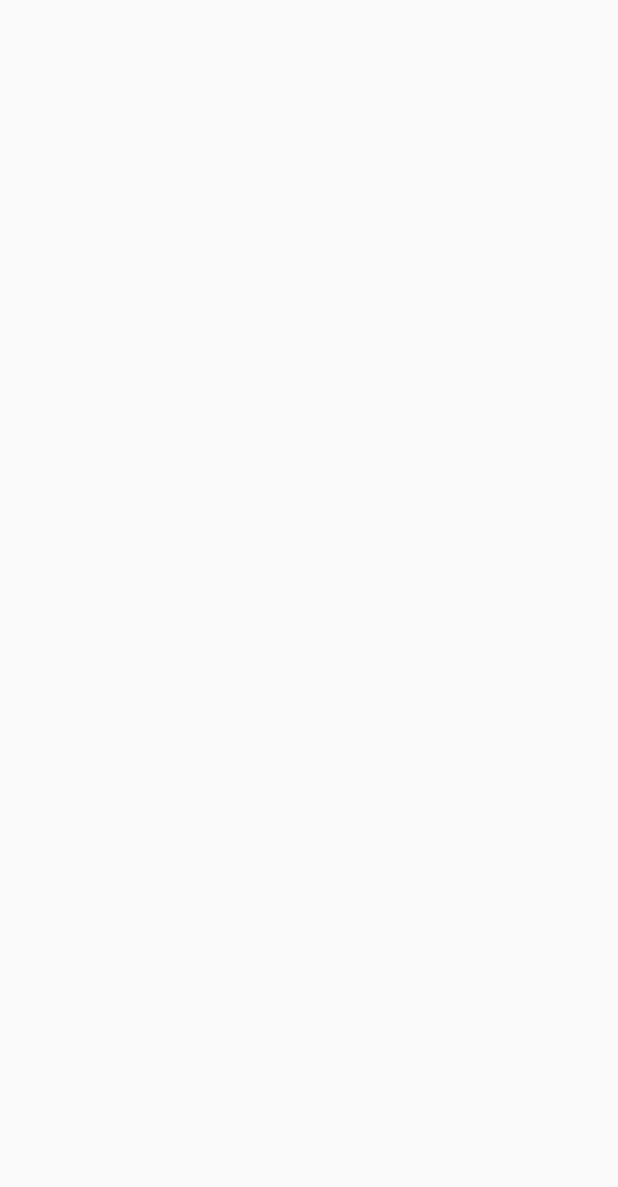
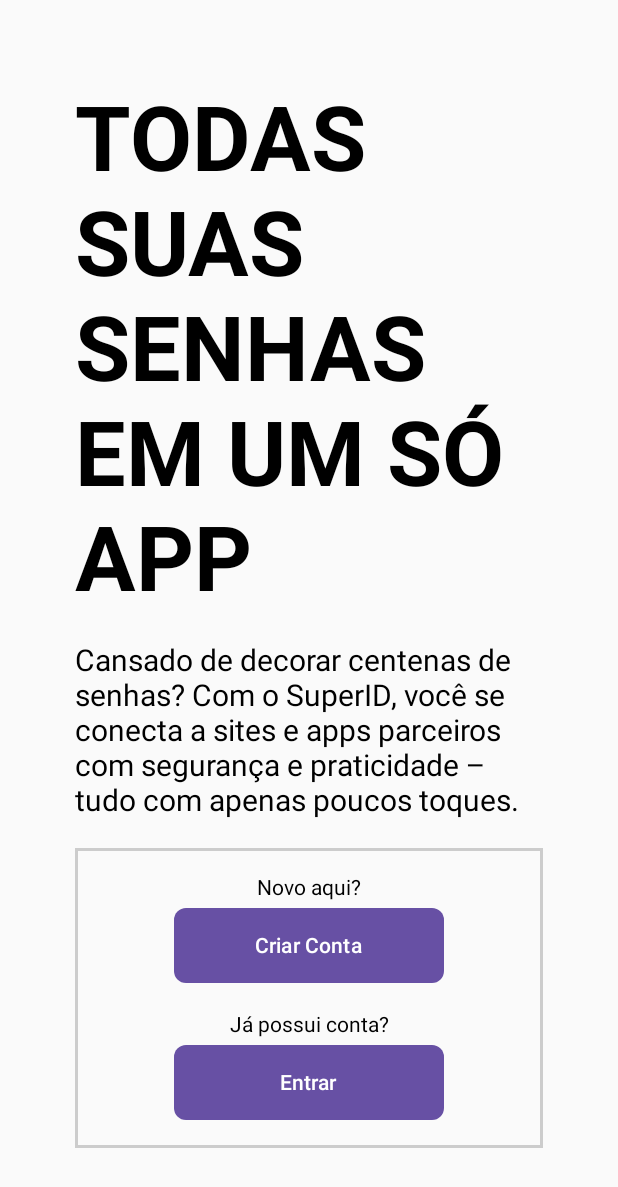
Before and after one commit to Murilo8e/PI3-Turma5-3, an Android app built with Jetpack Compose: the screen it shows after launch (WelcomeActivity), on a phone screen of 412 x 824 dp. Before the commit the part shown is empty. Shown: the top 1187 px of the screen. Run offline under Robolectric (Android 15) with nearby library versions, the phone set to English and light mode, and no system bars.

Commit message:
definido layout principal

```diff
--- a/app/src/main/java/com/example/fireauthtest/WelcomeActivity.kt
+++ b/app/src/main/java/com/example/fireauthtest/WelcomeActivity.kt
@@ -1,42 +1,192 @@
 package com.example.fireauthtest
 
-import android.content.Intent
 import android.os.Bundle
 import androidx.activity.ComponentActivity
 import androidx.activity.compose.setContent
 import androidx.activity.enableEdgeToEdge
+import androidx.compose.foundation.Image
+import androidx.compose.foundation.background
+import androidx.compose.foundation.border
 import androidx.compose.foundation.layout.Arrangement
+import androidx.compose.foundation.layout.Box
 import androidx.compose.foundation.layout.Column
 import androidx.compose.foundation.layout.Spacer
 import androidx.compose.foundation.layout.fillMaxSize
 import androidx.compose.foundation.layout.height
 import androidx.compose.foundation.layout.padding
+import androidx.compose.foundation.layout.size
+import androidx.compose.foundation.layout.width
+import androidx.compose.foundation.shape.RoundedCornerShape
 import androidx.compose.material3.Button
-import androidx.compose.material3.ButtonDefaults
 import androidx.compose.material3.Text
 import androidx.compose.runtime.Composable
+import androidx.compose.runtime.LaunchedEffect
+import androidx.compose.runtime.getValue
+import androidx.compose.runtime.mutableStateOf
+import androidx.compose.runtime.remember
+import androidx.compose.runtime.setValue
 import androidx.compose.ui.Alignment
 import androidx.compose.ui.Modifier
 import androidx.compose.ui.graphics.Color
+import androidx.compose.ui.graphics.RectangleShape
 import androidx.compose.ui.platform.LocalContext
+import androidx.compose.ui.res.painterResource
+import androidx.compose.ui.res.stringResource
 import androidx.compose.ui.text.TextStyle
+import androidx.compose.ui.text.font.FontWeight
 import androidx.compose.ui.tooling.preview.Preview
 import androidx.compose.ui.unit.dp
 import androidx.compose.ui.unit.sp
+import kotlinx.coroutines.delay
+
 
 class WelcomeActivity : ComponentActivity() {
     override fun onCreate(savedInstanceState: Bundle?) {
         super.onCreate(savedInstanceState)
         enableEdgeToEdge()
         setContent {
-            welcomeScreen()
+            WelcomeScreen()
         }
     }
 }
 
+
+/*
+   TODO:
+   Verificar se o usuario ja possui uma sessao ativa no aparelho
+   Usar getInstance().currentUser
+   Se for null, nao ha sesssao. Se sim, redirecionar a main.
+
+ */
+
 @Preview
 @Composable
-fun welcomeScreen(modifier: Modifier = Modifier){
+fun WelcomeScreen(){
+
+    var showSplashScreen by remember { mutableStateOf(true) }
+
+    LaunchedEffect(Unit) {
+        delay(3000)
+        showSplashScreen = false
+    }
+
+    if (showSplashScreen) {
+        SplashScreen()
+    }
+    else{
+        MainContent()
+    }
 
 
 }
+
+@Composable
+fun SplashScreen(){
+    Box(
+        modifier = Modifier
+            .fillMaxSize()
+            .background(Color(0, 61, 177)),
+        contentAlignment = Alignment.Center
+    ){
+        Image(
+            painter = painterResource(R.drawable.superid_logo_bluebackground),
+            contentDescription = "Icone do SuperID"
+        )
+    }
+
+
+}
+
+@Composable
+fun MainContent(){
+
+
+    Column(
+        modifier = Modifier
+            .fillMaxSize()
+            .padding(50.dp),
+        horizontalAlignment = Alignment.CenterHorizontally,
+        verticalArrangement = Arrangement.Center
+    ){
+
+        Box(
+            modifier = Modifier
+        ){
+            Text(
+                text = stringResource(R.string.welcome_screen_mainTitle),
+                style = TextStyle(
+                    fontWeight = FontWeight.Bold,
+                    fontSize = 60.sp
+                )
+            )
+        }
+
+        Spacer(modifier = Modifier.height(20.dp))
+
+        Box(
+            modifier = Modifier
+        ){
+            Text(
+                text = stringResource(R.string.welcome_screen_subtitle),
+                style = TextStyle(
+                    fontSize = 20.sp
+                )
+            )
+        }
+
+        Spacer(modifier = Modifier.height(20.dp))
+
+        Box(
+            modifier = Modifier
+                .border(
+                    width = 2.dp,
+                    color = Color.LightGray,
+                    shape = RectangleShape
+                )
+                .size(400.dp, 200.dp)
+        ){
+            Column(
+                modifier = Modifier
+                    .matchParentSize(),
+                horizontalAlignment = Alignment.CenterHorizontally,
+                verticalArrangement = Arrangement.Center
+            ){
+
+                Text(
+                    text = "Novo aqui?"
+                )
+
+                Spacer(modifier = Modifier.height(5.dp))
+
+                Button(
+                    onClick = {},
+                    modifier = Modifier
+                        .width(180.dp)
+                        .height(50.dp),
+                    shape = RoundedCornerShape(8.dp)
+                ) {
+                    Text("Criar Conta")
+                }
+
+                Spacer(modifier = Modifier.height(20.dp))
+
+                Text(
+                    text = "Já possui conta?"
+                )
+
+                Spacer(modifier = Modifier.height(5.dp))
+
+                Button(
+                    onClick = {},
+                    modifier = Modifier
+                        .width(180.dp)
+                        .height(50.dp),
+                    shape = RoundedCornerShape(8.dp)
+                ){
+                    Text("Entrar")
+                }
+            }
+        }
+    }
+
+}
--- /dev/null
+++ b/app/src/main/res/drawable/superid_logo_bluebackground.xml
@@ -0,0 +1,60 @@
+<vector xmlns:android="http://schemas.android.com/apk/res/android"
+    android:width="300dp"
+    android:height="300dp"
+    android:viewportWidth="300"
+    android:viewportHeight="300">
+  <path
+      android:pathData="M0,0C99,0 198,0 300,0C300,99 300,198 300,300C201,300 102,300 0,300C0,201 0,102 0,0Z"
+      android:fillColor="#003DB1"/>
+  <path
+      android:pathData="M151.42,53.51C152.27,54 153.12,54.49 154,55C155.28,55.61 156.57,56.21 157.86,56.8C158.58,57.14 159.29,57.47 160.03,57.82C173.32,63.97 186.45,67.11 201,69C201.86,96.6 196.12,123.96 176.85,144.67C172.03,149.63 166.84,153.81 161.13,157.69C160.51,158.11 159.89,158.53 159.25,158.97C155.53,161.38 152.47,163.01 148,163C145.54,161.86 143.63,160.78 141.44,159.25C140.83,158.84 140.23,158.43 139.61,158.01C137.71,156.7 135.85,155.36 134,154C133.42,153.58 132.84,153.15 132.25,152.72C114.45,139.36 104.48,120.42 100.75,98.56C99.48,88.77 99.83,78.86 100,69C100.56,68.92 101.12,68.84 101.7,68.76C117.08,66.5 132.49,63.14 145.75,54.63C149,53 149,53 151.42,53.51Z"
+      android:fillColor="#043FB1"/>
+  <path
+      android:pathData="M157.38,70.66C163.58,73.37 166.62,77.91 169.31,83.94C170.17,87.75 170.13,91.1 170,95C170.96,95.22 170.96,95.22 171.94,95.44C174,96 174,96 175,97C175.14,99.47 175.21,101.92 175.24,104.39C175.25,105.14 175.25,105.88 175.26,106.65C175.28,108.23 175.29,109.8 175.3,111.38C175.31,113.79 175.36,116.2 175.4,118.61C175.41,120.14 175.42,121.68 175.43,123.21C175.44,123.93 175.46,124.65 175.48,125.39C175.46,128.71 175.29,130.61 173.26,133.29C169.35,136.24 165.29,138.82 161.13,141.38C160.24,141.95 159.35,142.52 158.44,143.11C151.92,147.1 151.92,147.1 147.88,146.66C146.93,146.11 145.98,145.56 145,145C144.06,144.48 144.06,144.48 143.11,143.94C140.99,142.72 138.93,141.44 136.88,140.13C136.17,139.69 135.47,139.26 134.75,138.81C127.55,134.28 127.55,134.28 125,131C124.63,128.35 124.48,126.13 124.54,123.5C124.54,122.78 124.54,122.06 124.54,121.32C124.55,119.8 124.56,118.28 124.59,116.76C124.62,114.44 124.63,112.12 124.63,109.8C124.64,108.32 124.65,106.85 124.66,105.37C124.67,104.68 124.67,103.98 124.67,103.27C124.74,99.64 124.93,98.11 127,95C128.32,95 129.64,95 131,95C130.91,93.84 130.91,93.84 130.82,92.66C130.51,85.33 131,80.53 136,75C141.77,68.73 149.42,68.44 157.38,70.66Z"
+      android:fillColor="#F4F5F7"/>
+  <path
+      android:pathData="M153,47C155.43,48.19 157.81,49.41 160.19,50.69C173.09,57.33 186.3,61.29 200.62,63.46C204,64 204,64 207,65C207.61,83.11 206.61,101.96 200,119C199.35,120.73 199.35,120.73 198.69,122.5C190.83,142.26 176.68,155.26 158.79,165.91C157.28,166.83 155.82,167.84 154.37,168.87C151.07,170.44 149.49,170.06 146,169C143.34,167.72 140.86,166.22 138.38,164.63C137.67,164.18 136.97,163.74 136.25,163.28C115.23,149.56 100.83,130.19 95.63,105.49C93.21,92.02 92.41,78.67 93,65C94.68,63.32 96.94,63.59 99.25,63.31C115.09,60.97 133.22,56.51 146.18,46.82C148.86,45.61 150.21,46.12 153,47ZM143.9,55.59C129.72,63.04 115.8,66.77 100,69C99.22,97.1 102.65,120.97 121.32,143.2C128.32,150.52 138.42,159.52 148,163C160.75,162.39 172.43,148.91 180.69,140.19C197.95,120.43 201.36,94.28 201,69C199.2,68.76 199.2,68.76 197.37,68.52C181.62,66.31 168.24,61.98 154.17,54.57C149.54,52.28 148.35,53.25 143.9,55.59Z"
+      android:fillColor="#EEF0F6"/>
+  <path
+      android:pathData="M214,185C236.28,185 236.28,185 242,189C247.29,194.44 248.36,199.82 248.28,207.14C247.72,212.91 245.29,217.11 241,220.94C236.97,223.71 234.06,224.13 229.23,224.1C228.43,224.1 227.63,224.09 226.8,224.09C225.8,224.08 224.79,224.07 223.75,224.06C220.53,224.04 217.32,224.02 214,224C214,211.13 214,198.26 214,185Z"
+      android:fillColor="#F4F5F8"/>
+  <path
+      android:pathData="M136,196C139.82,199 142.55,202.2 143.34,207.08C143.44,212.87 142.41,217.24 139,222C136.08,224.6 133.75,225.19 129.94,225.38C126,225 126,225 122,222C121.67,225.96 121.34,229.92 121,234C118.69,234 116.38,234 114,234C114,221.46 114,208.92 114,196C116.31,196 118.62,196 121,196C121.33,196.66 121.66,197.32 122,198C122.64,197.48 123.28,196.97 123.94,196.44C128.18,194.44 131.54,194.66 136,196Z"
+      android:fillColor="#F1F2F7"/>
+  <path
+      android:pathData="M61.44,184.69C62.55,184.67 63.66,184.65 64.81,184.64C69.04,185.12 71.49,186.86 74.81,189.38C76.45,191.62 76.22,193.3 76,196C72.69,196.25 72.69,196.25 69,196C68.32,195.01 68.32,195.01 67.63,194C66.2,191.79 66.2,191.79 63.89,191.66C61.53,191.63 59.34,191.62 57,192C56.34,192.66 55.68,193.32 55,194C55.32,196.6 55.32,196.6 56,199C57.02,199.25 58.05,199.51 59.11,199.77C60.47,200.12 61.83,200.46 63.19,200.81C64.2,201.06 64.2,201.06 65.23,201.31C69.26,202.36 72.61,203.57 76,206C77.85,209.7 77.46,213.96 77,218C74.66,222.16 72.45,223.57 68,225C55.09,226.3 55.09,226.3 50.25,223.25C48.15,221.15 46.88,219.82 46,217C46,215.68 46,214.36 46,213C49.25,212.69 49.25,212.69 53,213C53.62,213.82 54.24,214.65 54.88,215.5C56.7,218.17 56.7,218.17 59.14,218.4C63.35,218.46 65.4,218.4 69,216C69.25,213.42 69.25,213.42 69,211C67.9,210.76 66.81,210.52 65.68,210.27C64.22,209.93 62.77,209.59 61.31,209.25C60.23,209.01 60.23,209.01 59.13,208.77C54.54,207.68 51.47,206.37 48,203C46.27,199.54 46.52,195.79 47,192C50.64,185.89 54.57,184.71 61.44,184.69Z"
+      android:fillColor="#F0F1F7"/>
+  <path
+      android:pathData="M166,196C169.24,197.2 171.23,199.02 173.38,201.75C174,204 174,204 174,212C167.4,212 160.8,212 154,212C155.45,216.58 155.45,216.58 157,218C160.46,218.25 160.46,218.25 164,218C164.66,217.34 165.32,216.68 166,216C169.63,215.88 169.63,215.88 173,216C172.77,219.16 171.73,220.31 169.63,222.75C165.91,225.62 162.28,225.76 157.7,225.57C153.39,224.66 150.75,222.34 148,219C146.54,216.08 146.75,213.44 146.69,210.19C146.65,208.96 146.61,207.74 146.57,206.48C147.07,202.4 148.13,200.88 151,198C155.67,194.88 160.53,195.41 166,196Z"
+      android:fillColor="#EDEFF6"/>
+  <path
+      android:pathData="M82,196C84.31,196 86.62,196 89,196C89.02,196.56 89.04,197.12 89.06,197.7C89.16,200.24 89.27,202.77 89.38,205.31C89.41,206.19 89.44,207.07 89.47,207.98C89.51,208.83 89.55,209.68 89.59,210.55C89.62,211.33 89.65,212.11 89.68,212.92C89.9,215.3 89.9,215.3 92,218C94.34,217.74 96.68,217.41 99,217C100.15,214.71 100.2,213.2 100.32,210.65C100.36,209.8 100.4,208.95 100.44,208.07C100.48,207.18 100.52,206.29 100.56,205.38C100.61,204.48 100.65,203.58 100.69,202.66C100.8,200.44 100.9,198.22 101,196C103.31,196 105.62,196 108,196C108,205.24 108,214.48 108,224C104.67,224 101.33,224 98,224C97.34,224.33 96.68,224.66 96,225C88.91,225.58 88.91,225.58 85.06,223.13C81.94,219.91 81.88,218.15 81.9,213.77C81.91,212.74 81.91,211.71 81.91,210.65C81.92,209.57 81.93,208.49 81.94,207.38C81.94,206.29 81.95,205.2 81.95,204.08C81.96,201.39 81.98,198.69 82,196Z"
+      android:fillColor="#F5F6F8"/>
+  <path
+      android:pathData="M221,192C232.76,192 232.76,192 237,195C240.43,198.77 240.51,202.67 240.36,207.56C239.83,211.18 238.42,213.31 236,216C232,218 232,218 221,218C221,209.42 221,200.84 221,192Z"
+      android:fillColor="#0F45B4"/>
+  <path
+      android:pathData="M156.19,77.13C159.7,79.47 161.19,81.17 163,85C163,88.3 163,91.6 163,95C154.42,95 145.84,95 137,95C137,83.67 137,83.67 140.65,79.34C145.13,74.9 150.4,75.08 156.19,77.13Z"
+      android:fillColor="#0B43B3"/>
+  <path
+      android:pathData="M199,185C201.64,185 204.28,185 207,185C207,198.2 207,211.4 207,225C204.36,225 201.72,225 199,225C199,211.8 199,198.6 199,185Z"
+      android:fillColor="#D0D8EE"/>
+  <path
+      android:pathData="M195,195C195,197.31 195,199.62 195,202C193.87,202.31 192.73,202.62 191.56,202.94C188.21,203.63 188.21,203.63 187,205C186.84,206.49 186.75,207.98 186.68,209.47C186.64,210.37 186.6,211.27 186.56,212.2C186.5,213.62 186.5,213.62 186.44,215.06C186.39,216.01 186.35,216.96 186.31,217.94C186.2,220.29 186.1,222.65 186,225C183.36,225 180.72,225 178,225C178,215.43 178,205.86 178,196C180.31,196 182.62,196 185,196C185,196.99 185,197.98 185,199C185.66,199 186.32,199 187,199C187,198.34 187,197.68 187,197C190.23,194.85 191.28,194.8 195,195Z"
+      android:fillColor="#E6EAF4"/>
+  <path
+      android:pathData="M153,105C154.94,106.06 154.94,106.06 156,108C155.76,111.25 155.17,114.27 154.44,117.44C153.83,120.99 153.94,124.4 154,128C151.36,128 148.72,128 146,128C146.03,126.74 146.03,126.74 146.07,125.45C146.09,124.35 146.11,123.25 146.13,122.13C146.15,121.03 146.17,119.94 146.2,118.82C146.3,115.86 146.3,115.86 144,114C143.67,110.9 143.49,108.84 145.13,106.13C147.88,104.47 149.85,104.61 153,105Z"
+      android:fillColor="#0A41B2"/>
+  <path
+      android:pathData="M132,202C133.94,203.5 133.94,203.5 135,206C135.52,210.66 135.61,212.88 133.38,217C131,219 131,219 127.94,219.5C124.67,218.94 123.99,218.54 122,216C121.42,213.88 121.42,213.88 121.19,211.56C121.05,210.42 121.05,210.42 120.92,209.25C121.01,206.65 121.6,205.19 123,203C126.08,201.46 128.61,201.7 132,202Z"
+      android:fillColor="#083FB1"/>
+  <path
+      android:pathData="M201,187C202.32,187 203.64,187 205,187C205,198.88 205,210.76 205,223C202.52,223.49 202.52,223.49 200,224C200.33,211.79 200.66,199.58 201,187Z"
+      android:fillColor="#F7F7F8"/>
+  <path
+      android:pathData="M159.88,200.81C163,201 163,201 166,203C166,204.32 166,205.64 166,207C162.04,207 158.08,207 154,207C156.38,201.04 156.38,201.04 159.88,200.81Z"
+      android:fillColor="#1242B2"/>
+  <path
+      android:pathData="M57,191C57.66,191 58.32,191 59,191C58.67,191.56 58.34,192.11 58,192.69C56.87,195.3 56.84,197.18 57,200C56.01,199.34 55.02,198.68 54,198C54.75,193.25 54.75,193.25 57,191Z"
+      android:fillColor="#1D48B5"/>
+</vector>
--- a/app/src/main/res/values/strings.xml
+++ b/app/src/main/res/values/strings.xml
@@ -1,4 +1,6 @@
 <resources>
     <string name="app_name">FireAuthTest</string>
     <string name="title_activity_main">MainActivity</string>
+    <string name="welcome_screen_mainTitle">TODAS SUAS SENHAS EM UM SÓ APP</string>
+    <string name="welcome_screen_subtitle">Cansado de decorar centenas de senhas? Com o SuperID, você se conecta a sites e apps parceiros com segurança e praticidade – tudo com apenas poucos toques.</string>
 </resources>
```
